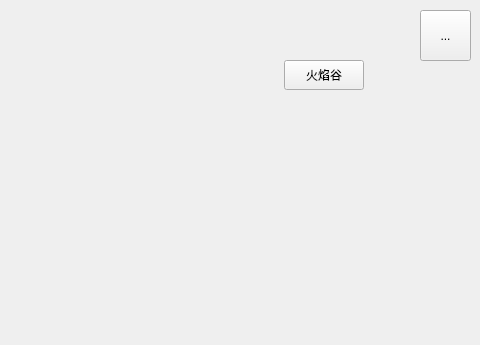
Leoforever123/QT_homework, file QT_hello_world_cs/map.ui: the form before one commit; both pictures show x 96 to 576 and y 0 to 345 of the 576 by 576 pixel window.
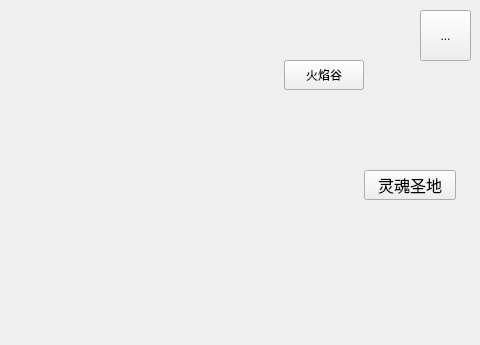
The form after the commit. Icons and pictures are not drawn.

Diff of the .ui file:
```diff
--- a/QT_hello_world_cs/map.ui
+++ b/QT_hello_world_cs/map.ui
@@ -88,6 +88,25 @@
     </size>
    </property>
   </widget>
+  <widget class="QPushButton" name="pushButton">
+   <property name="geometry">
+    <rect>
+     <x>460</x>
+     <y>170</y>
+     <width>92</width>
+     <height>30</height>
+    </rect>
+   </property>
+   <property name="font">
+    <font>
+     <pointsize>12</pointsize>
+     <bold>false</bold>
+    </font>
+   </property>
+   <property name="text">
+    <string>灵魂圣地</string>
+   </property>
+  </widget>
  </widget>
  <resources>
   <include location="img.qrc"/>
```
